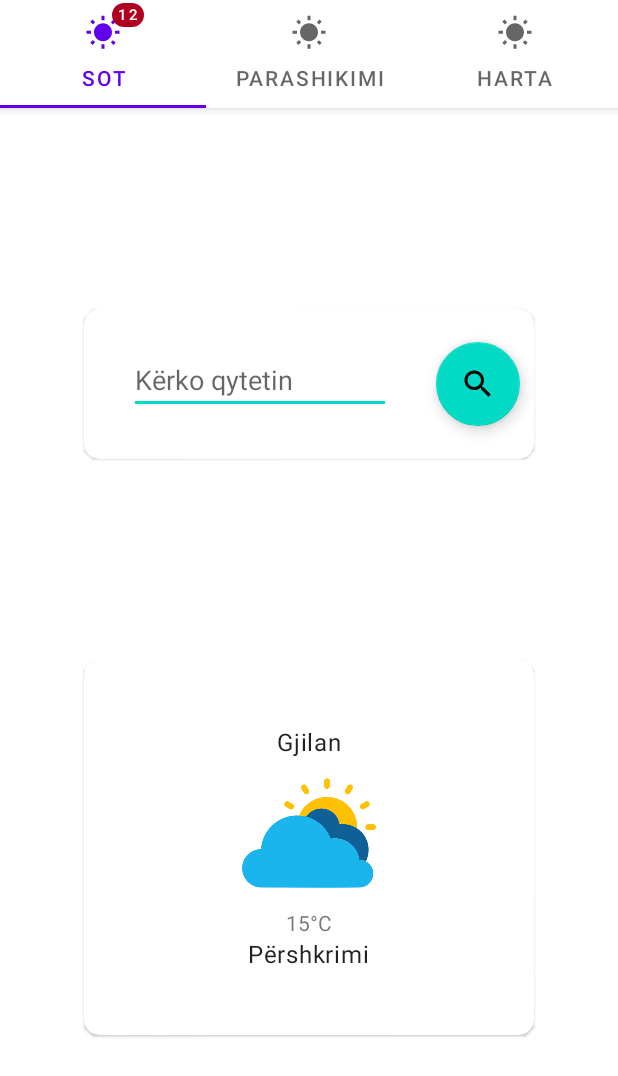
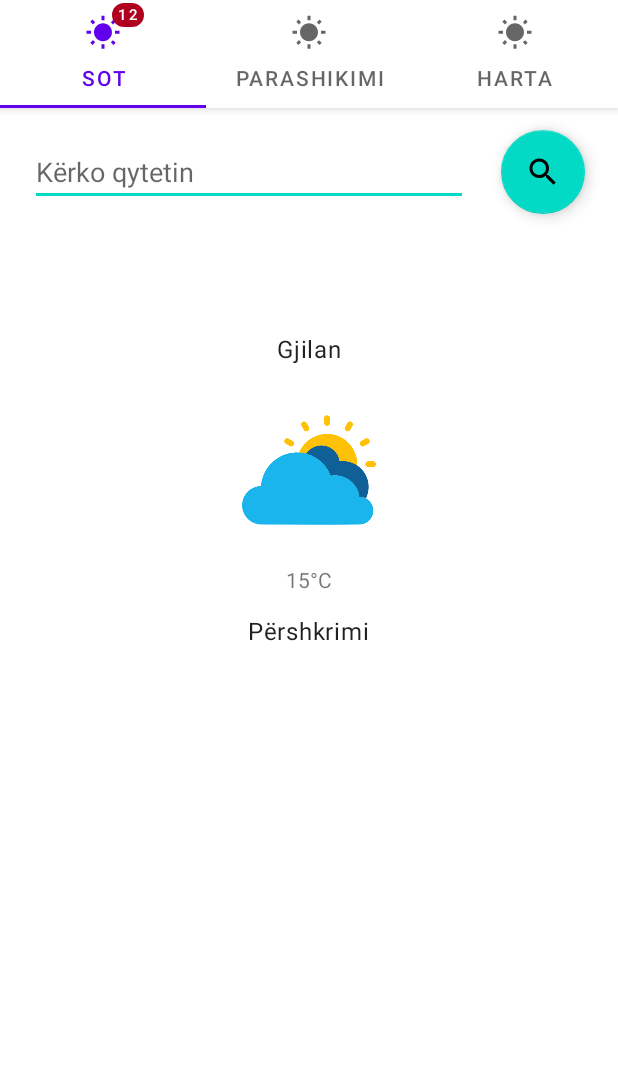
Before and after one commit to ndriqimh/Android_App, an Android app: the screen it shows after launch (MainActivity), on a phone screen of 412 x 824 dp. Shown: the top 1076 px of the screen. Run offline under Robolectric (Android 15) with nearby library versions, the light colour scheme and no system bars; pictures from the network do not load.

Commit message:
Ndryshim i vogël i dizajnit të Tab1

```diff
--- a/app/src/main/res/layout/fragment_moti1.xml
+++ b/app/src/main/res/layout/fragment_moti1.xml
@@ -2,89 +2,84 @@
 <androidx.constraintlayout.widget.ConstraintLayout xmlns:android="http://schemas.android.com/apk/res/android"
     xmlns:app="http://schemas.android.com/apk/res-auto"
     xmlns:tools="http://schemas.android.com/tools"
+    android:id="@+id/constraint"
     android:layout_width="match_parent"
     android:layout_height="match_parent"
     android:background="@color/white"
     tools:context=".Moti1">
 
-    <com.google.android.material.card.MaterialCardView
-        android:id="@+id/cardview"
-        android:layout_width="300dp"
-        android:layout_height="100dp"
-        app:cardCornerRadius="10dp"
-        app:cardElevation="1dp"
-        app:layout_constraintBottom_toTopOf="@+id/cardview2"
-        app:layout_constraintEnd_toEndOf="parent"
-        app:layout_constraintStart_toStartOf="parent"
-        app:layout_constraintTop_toTopOf="parent">
-
-        <LinearLayout
-            android:layout_width="match_parent"
-            android:layout_height="match_parent"
-            android:gravity="center"
-            android:orientation="horizontal">
-
     <EditText
         android:id="@+id/search_edit"
         android:layout_width="match_parent"
         android:layout_height="wrap_content"
-                android:layout_margin="30dp"
-                android:layout_weight="0.7"
+        android:layout_marginStart="20dp"
+        android:layout_marginTop="20dp"
+        android:layout_marginEnd="100dp"
         android:hint="Kërko qytetin"
-                android:inputType="textCapWords" />
+        android:inputType="textCapWords"
+        app:layout_constraintLeft_toLeftOf="@+id/constraint"
+        app:layout_constraintRight_toRightOf="@+id/constraint"
+        app:layout_constraintTop_toTopOf="@+id/constraint" />
 
     <com.google.android.material.floatingactionbutton.FloatingActionButton
         android:id="@+id/floating_search"
         android:layout_width="wrap_content"
         android:layout_height="wrap_content"
-                android:layout_marginEnd="10dp"
-                android:src="@drawable/ic_search" />
-        </LinearLayout>
-    </com.google.android.material.card.MaterialCardView>
+        android:src="@drawable/ic_search"
+        app:layout_constraintBottom_toBottomOf="@+id/search_edit"
+        app:layout_constraintEnd_toEndOf="parent"
+        app:layout_constraintStart_toEndOf="@+id/search_edit"
+        app:layout_constraintTop_toTopOf="@+id/search_edit" />
 
-    <com.google.android.material.card.MaterialCardView
-        android:id="@+id/cardview2"
-        android:layout_width="300dp"
-        android:layout_height="250dp"
-        app:cardCornerRadius="10dp"
-        app:cardElevation="1dp"
-        app:layout_constraintBottom_toBottomOf="parent"
-        app:layout_constraintEnd_toEndOf="parent"
-        app:layout_constraintStart_toStartOf="parent"
-        app:layout_constraintTop_toBottomOf="@+id/cardview">
-
-        <LinearLayout
-            android:layout_width="match_parent"
-            android:layout_height="match_parent"
-            android:gravity="center"
-            android:orientation="vertical">
 
     <TextView
         android:id="@+id/town"
         android:layout_width="wrap_content"
         android:layout_height="wrap_content"
+        android:layout_marginTop="84dp"
         android:text="Gjilan"
-                android:textAppearance="@style/TextAppearance.MaterialComponents.Body1" />
+        android:textAppearance="@style/TextAppearance.MaterialComponents.Body1"
+        app:layout_constraintEnd_toEndOf="parent"
+        app:layout_constraintStart_toStartOf="parent"
+        app:layout_constraintTop_toBottomOf="@id/search_edit" />
 
     <ImageView
         android:id="@+id/wheather_image"
         android:layout_width="100dp"
         android:layout_height="100dp"
-                android:src="@drawable/wheather" />
+        android:layout_marginTop="20dp"
+        android:src="@drawable/wheather"
+        app:layout_constraintEnd_toEndOf="parent"
+        app:layout_constraintStart_toStartOf="parent"
+        app:layout_constraintTop_toBottomOf="@+id/town" />
 
     <TextView
         android:id="@+id/temp"
         android:layout_width="wrap_content"
         android:layout_height="wrap_content"
-                android:text="15°C" />
+        android:text="15°C"
+        app:layout_constraintBottom_toTopOf="@+id/desc"
+        app:layout_constraintEnd_toEndOf="parent"
+        app:layout_constraintStart_toStartOf="parent"
+        app:layout_constraintTop_toBottomOf="@+id/wheather_image" />
 
     <TextView
         android:id="@+id/desc"
         android:layout_width="wrap_content"
         android:layout_height="wrap_content"
         android:text="Përshkrimi"
-                android:textAppearance="@style/TextAppearance.MaterialComponents.Body1" />
-        </LinearLayout>
-    </com.google.android.material.card.MaterialCardView>
+        android:textAppearance="@style/TextAppearance.MaterialComponents.Body1"
+        app:layout_constraintBottom_toBottomOf="parent"
+        app:layout_constraintEnd_toEndOf="parent"
+        app:layout_constraintHorizontal_bias="0.498"
+        app:layout_constraintStart_toStartOf="parent"
+        app:layout_constraintTop_toBottomOf="@+id/wheather_image"
+        app:layout_constraintVertical_bias="0.105" />
 
+    <androidx.constraintlayout.widget.Guideline
+        android:id="@+id/guideline2"
+        android:layout_width="wrap_content"
+        android:layout_height="wrap_content"
+        android:orientation="vertical"
+        app:layout_constraintGuide_percent="0.5" />
 </androidx.constraintlayout.widget.ConstraintLayout>
```
Lines whose indentation alone changed are shown as unchanged.
